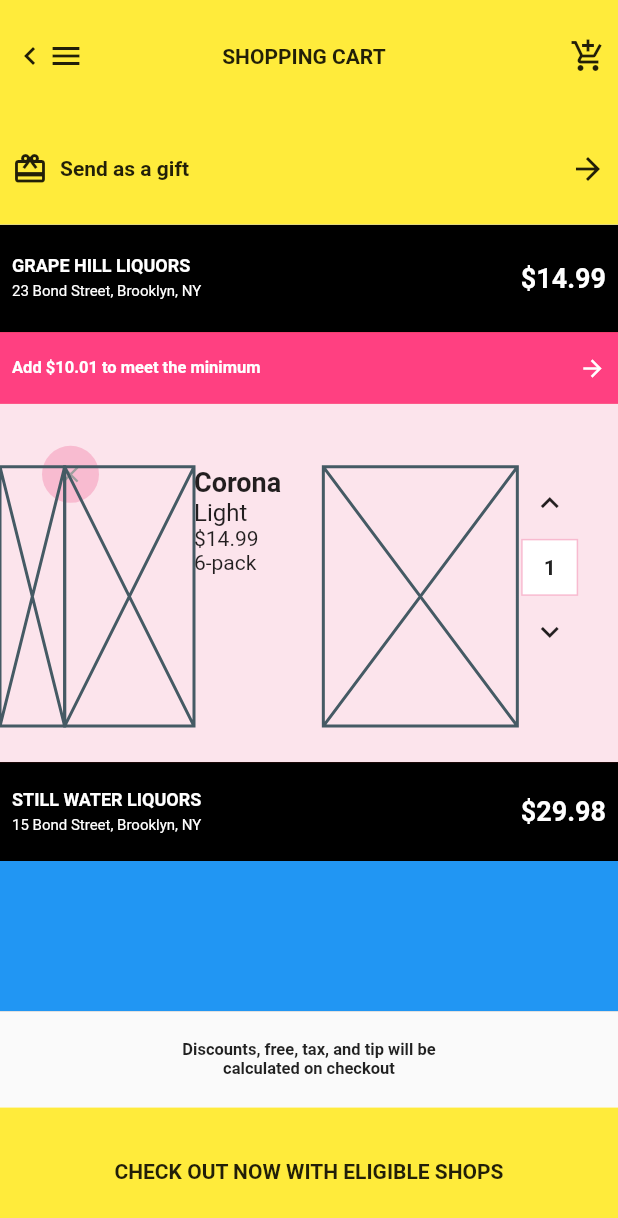
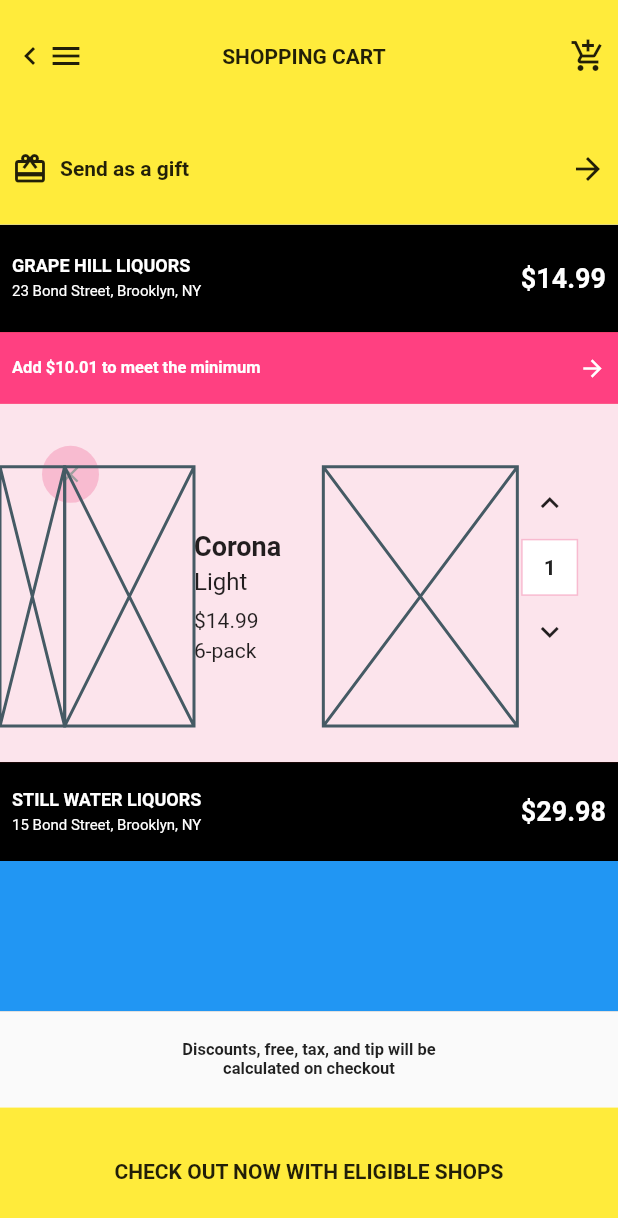
Before and after one commit to JAICHANGPARK/flutter_notebook_4th_story, a Flutter app: the screen it shows after launch, on a phone screen of 412 x 824 dp. Shown: the top 1218 px of the screen. Run offline on Flutter 3.47's test engine with Material 2 defaults, Android fonts, the phone set to English and light mode, and no system bars; our stand-ins replace google_fonts, sliding_up_panel, smooth_page_indicator, video_player; missing offline and left inert: dashed_container.

Commit message:
Update banner_item.dart

```diff
--- a/lib/ep375_market_place_app/banner_item.dart
+++ b/lib/ep375_market_place_app/banner_item.dart
@@ -121,6 +121,7 @@ class ItemWithBanner extends StatelessWidget {
                         Expanded(
                           flex: 2,
                           child: Column(
+                            mainAxisAlignment: MainAxisAlignment.center,
                             crossAxisAlignment: CrossAxisAlignment.start,
                             children: <Widget>[
                               Text(
@@ -130,11 +131,14 @@ class ItemWithBanner extends StatelessWidget {
                                   fontWeight: FontWeight.bold,
                                 ),
                               ),
+                              SizedBox(height: 4,),
                               Text(
                                 "Light",
                                 style: TextStyle(fontSize: 16),
                               ),
+                              SizedBox(height: 8,),
                               Text("\$${item.price}"),
+                              SizedBox(height: 4,),
                               Text("6-pack")
                             ],
                           ),
```
